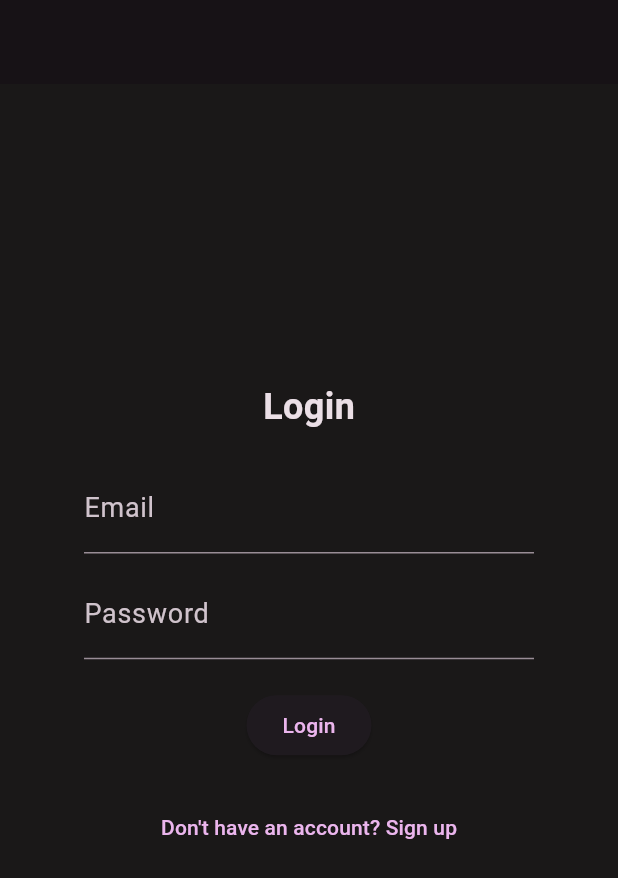
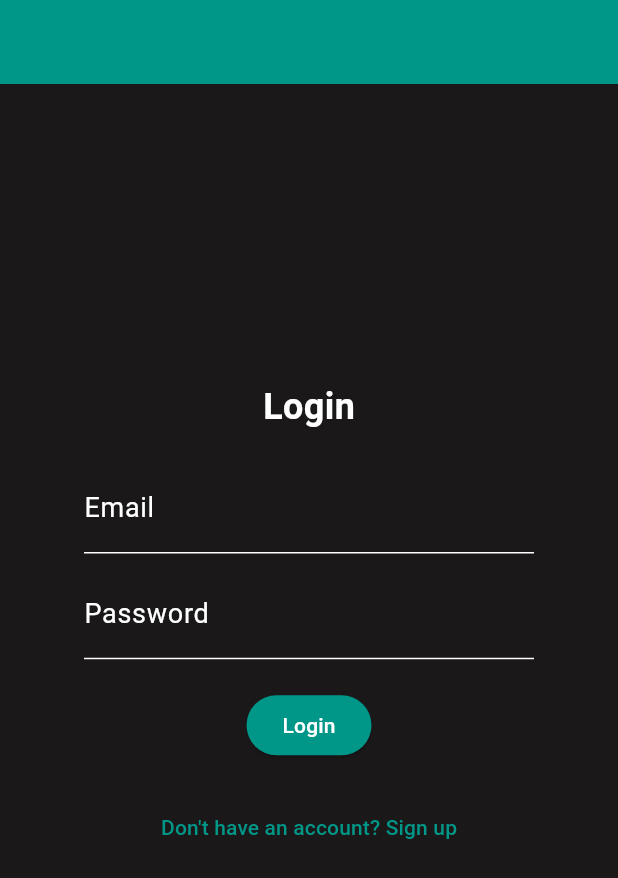
Before and after one commit to TizianoAlbore/pswmanager, a Flutter app: the screen it shows after launch, on a phone screen of 412 x 824 dp. Shown: the top 878 px of the screen. Run offline on Flutter 3.47's test engine with Material 3 defaults, Android fonts, the phone set to English and light mode, and no system bars; our stand-ins replace cloud_firestore, firebase_auth, firebase_core, flutter_dotenv; missing offline and left inert: base32, blockchain_utils, cryptography, dart:js_interop; accounts and stored records are empty; project files that could hold a hidden picture were left out.

Commit message:
theme_update1

```diff
--- a/lib/main.dart
+++ b/lib/main.dart
@@ -10,12 +10,12 @@ import 'pages/settings.dart';
 void main() async {
   WidgetsFlutterBinding.ensureInitialized();
   try {
-  await dotenv.load(fileName: ".env");
+    await dotenv.load(fileName: ".env");
   } catch (e) {
-  throw Exception('Error loading .env file: $e');
+    throw Exception('Error loading .env file: $e');
   }
   await Firebase.initializeApp(
-  options: DefaultFirebaseOptions.currentPlatform,
+    options: DefaultFirebaseOptions.currentPlatform,
   );
   runApp(const MyApp());
 }
@@ -23,11 +23,10 @@ void main() async {
 class MyApp extends StatelessWidget {
   const MyApp({super.key});
 
-
   @override
   Widget build(BuildContext context) {
     return MaterialApp(
-      title:'Password Manager',
+      title: 'Password Manager',
       debugShowCheckedModeBanner: false,
       initialRoute: '/',
       routes: {
@@ -38,14 +37,26 @@ class MyApp extends StatelessWidget {
       },
       theme: ThemeData(
         useMaterial3: true,
-        scaffoldBackgroundColor: const Color.fromARGB(255, 26, 24, 24),
+        scaffoldBackgroundColor: const Color(0xFF1A1818), // Dark background
         colorScheme: ColorScheme.fromSeed(
           brightness: Brightness.dark,
-          seedColor: Colors.purple),
-          textTheme: const TextTheme(
-            displayLarge: TextStyle(fontSize: 32, fontWeight: FontWeight.bold),
-            bodyLarge: TextStyle(fontSize: 18, color: Colors.white70),
-  ),
+          seedColor: Colors.teal, // Accessible color palette
+        ),
+        textTheme: const TextTheme(
+          displayLarge: TextStyle(
+            fontSize: 32,
+            fontWeight: FontWeight.bold,
+            color: Colors.white, // Text color for high contrast
+          ),
+          bodyLarge: TextStyle(
+            fontSize: 18,
+            color: Colors.white70, // Lighter text for readability
+          ),
+        ),
+        buttonTheme: ButtonThemeData(
+          buttonColor: Colors.teal, // Teal button for accessibility
+          textTheme: ButtonTextTheme.primary,
+        ),
       ),
     );
   }
--- a/lib/pages/dashboard.dart
+++ b/lib/pages/dashboard.dart
@@ -17,6 +17,7 @@ class _DashboardPageState extends State<DashboardPage> {
   final TextEditingController _selectedGroupController = TextEditingController();
   final TextEditingController _selectedPasswordController = TextEditingController();
 
+  // Callbacks for selected group and password
   callback_selectedGroup(newValue) {
     setState(() {
       _selectedGroupController.text = newValue;
@@ -39,10 +40,12 @@ Widget build(BuildContext context) {
       appBar: AppBar(
         title: const Text('Dashboard'),
         automaticallyImplyLeading: false,
+        backgroundColor: const Color(0xFF1976D2), // Accessible blue
         leading: Builder(
           builder: (context) {
             return IconButton(
               icon: const Icon(Icons.menu),
+              color: Colors.white,
               onPressed: () {
                 Scaffold.of(context).openDrawer();
               },
@@ -51,9 +54,11 @@ Widget build(BuildContext context) {
         ),
       ),
       drawer: const DrawerWidget(),
-    body: Row(
+      body: Container(
+        color: const Color(0xFFF5F5F5), // Off-white background
+        child: Row(
           children: [
-        // GroupColumn sempre visibile
+            // GroupColumn always visible
             Expanded(
               flex: 1,
               child: GroupColumnPage(
@@ -64,7 +69,7 @@ Widget build(BuildContext context) {
               ),
             ),
 
-        // PasswordColumn mostrato solo se un gruppo è selezionato
+            // PasswordColumn displayed only if a group is selected
             if (_selectedGroupController.text.isNotEmpty)
               Expanded(
                 flex: 1,
@@ -78,7 +83,7 @@ Widget build(BuildContext context) {
                 ),
               ),
 
-        // PasswordDetail mostrato solo se un elemento del gruppo password è selezionato
+            // PasswordDetail displayed only if a password is selected
             if (_selectedPasswordController.text.isNotEmpty)
               Expanded(
                 flex: 1,
@@ -91,6 +96,7 @@ Widget build(BuildContext context) {
               ),
           ],
         ),
+      ),
     );
   }
 }
--- a/lib/pages/login.dart
+++ b/lib/pages/login.dart
@@ -47,9 +47,10 @@ class _LoginPageState extends State<LoginPage> {
     return Scaffold(
       appBar: AppBar(
         automaticallyImplyLeading: false,
+        backgroundColor: Colors.teal, // High contrast app bar
       ),
       body: Container(
-  //color: Colors.white, // Set background color to plain white
+        color: const Color(0xFF1A1818), // Dark background
         child: Center(
           child: SizedBox(
             width: 300,
@@ -64,7 +65,7 @@ class _LoginPageState extends State<LoginPage> {
                     style: TextStyle(
                       fontSize: 24,
                       fontWeight: FontWeight.bold,
-                //color: Colors.black, // Ensure text is visible on white
+                      color: Colors.white, // White text for high contrast
                     ),
                   ),
                   const SizedBox(height: 20),
@@ -72,13 +73,13 @@ class _LoginPageState extends State<LoginPage> {
                     controller: _emailController,
                     decoration: const InputDecoration(
                       labelText: 'Email',
-                //labelStyle: TextStyle(color: Colors.black), // Label color
-                //enabledBorder: UnderlineInputBorder(
-                  //borderSide: BorderSide(color: Colors.grey),
-                //),
-                //focusedBorder: UnderlineInputBorder(
-                  //borderSide: BorderSide(color: Colors.blue),
-                //),
+                      labelStyle: TextStyle(color: Colors.white), // Label color
+                      enabledBorder: UnderlineInputBorder(
+                        borderSide: BorderSide(color: Colors.white),
+                      ),
+                      focusedBorder: UnderlineInputBorder(
+                        borderSide: BorderSide(color: Colors.teal),
+                      ),
                     ),
                   ),
                   const SizedBox(height: 10),
@@ -87,20 +88,23 @@ class _LoginPageState extends State<LoginPage> {
                     obscureText: true,
                     decoration: const InputDecoration(
                       labelText: 'Password',
-                //labelStyle: TextStyle(color: Colors.black), // Label color
-                //enabledBorder: UnderlineInputBorder(
-                  //borderSide: BorderSide(color: Colors.grey),
-                //),
-                //focusedBorder: UnderlineInputBorder(
-                  //borderSide: BorderSide(color: Colors.blue),
-                //),
+                      labelStyle: TextStyle(color: Colors.white), // Label color
+                      enabledBorder: UnderlineInputBorder(
+                        borderSide: BorderSide(color: Colors.white),
+                      ),
+                      focusedBorder: UnderlineInputBorder(
+                        borderSide: BorderSide(color: Colors.teal),
+                      ),
                     ),
                   ),
                   const SizedBox(height: 20),
                   ElevatedButton(
                     onPressed: _login,
-              //style: ElevatedButton.styleFrom(backgroundColor: Colors.blue),
-              child: const Text('Login'),
+                    style: ElevatedButton.styleFrom(backgroundColor: Colors.teal), // Button color
+                    child: const Text(
+                      'Login',
+                      style: TextStyle(color: Colors.white), // Button text color
+                    ),
                   ),
                   const SizedBox(height: 20),
                   TextButton(
@@ -109,7 +113,7 @@ class _LoginPageState extends State<LoginPage> {
                     },
                     child: const Text(
                       'Don\'t have an account? Sign up',
-                //style: TextStyle(color: Colors.blue), // Make link visible
+                      style: TextStyle(color: Colors.teal), // Link color
                     ),
                   ),
                   const SizedBox(height: 50),
@@ -119,88 +123,6 @@ class _LoginPageState extends State<LoginPage> {
           ),
         ),
       ),
-      // body: Stack(
-      //   children: [
-      //     // Background image
-      //     Positioned.fill(
-      //       child: Image.asset(
-      //         'assets/background.jpg', // Add your background image asset
-      //         fit: BoxFit.cover,
-      //       ),
-      //     ),
-      //     // Login form
-      //     Center(
-      //       child: SizedBox(
-      //         width: 300,
-      //         child: Padding(
-      //           padding: const EdgeInsets.symmetric(vertical: 40.0),
-      //           child: Column(
-      //             mainAxisSize: MainAxisSize.min,
-      //             crossAxisAlignment: CrossAxisAlignment.center,
-      //             children: [
-      //               const Text(
-      //                 'Login',
-      //                 style: TextStyle(
-      //                   fontSize: 24,
-      //                   fontWeight: FontWeight.bold,
-      //                   color: Colors.white, // Ensures login text is visible
-      //                 ),
-      //               ),
-      //               const SizedBox(height: 20),
-      //               TextField(
-      //                 controller: _emailController,
-      //                 style: TextStyle(color: Colors.black), // Text color
-      //                 decoration: const InputDecoration(
-      //                   labelText: 'Email',
-      //                   labelStyle: TextStyle(color: Colors.white), // Label color
-      //                   enabledBorder: UnderlineInputBorder(
-      //                     borderSide: BorderSide(color: Colors.white),
-      //                   ),
-      //                   focusedBorder: UnderlineInputBorder(
-      //                     borderSide: BorderSide(color: Colors.white),
-      //                   ),
-      //                 ),
-      //               ),
-      //               const SizedBox(height: 10),
-      //               TextField(
-      //                 controller: _passwordController,
-      //                 obscureText: true,
-      //                 style: TextStyle(color: Colors.black), // Text color
-      //                 decoration: const InputDecoration(
-      //                   labelText: 'Password',
-      //                   labelStyle: TextStyle(color: Colors.white), // Label color
-      //                   enabledBorder: UnderlineInputBorder(
-      //                     borderSide: BorderSide(color: Colors.white),
-      //                   ),
-      //                   focusedBorder: UnderlineInputBorder(
-      //                     borderSide: BorderSide(color: Colors.white),
-      //                   ),
-      //                 ),
-      //               ),
-      //               const SizedBox(height: 20),
-      //               ElevatedButton(
-      //                 onPressed: _login,
-      //                 style: ElevatedButton.styleFrom(backgroundColor: Colors.blue), // Button color
-      //                 child: const Text('Login'),
-      //               ),
-      //               const SizedBox(height: 20),
-      //               TextButton(
-      //                 onPressed: () {
-      //                   Navigator.pushNamed(context, '/signup');
-      //                 },
-      //                 child: const Text(
-      //                   'Don\'t have an account? Sign up',
-      //                   style: TextStyle(color: Colors.white), // Text color for the link
-      //                 ),
-      //               ),
-      //               const SizedBox(height: 50),
-      //             ],
-      //           ),
-      //         ),
-      //       ),
-      //     ),
-      //   ],
-      // ),
     );
   }
 }
```
Lines whose indentation alone changed are shown as unchanged.
